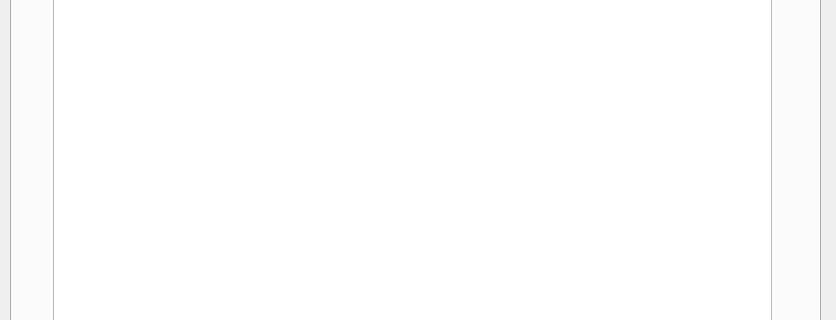
Above: form/mainwindow.ui from AndreLaranjeira/ProxyGate before the change; both pictures show x 0 to 836 and y 179 to 499 of the 836 by 625 pixel window. Below: the same form after it.
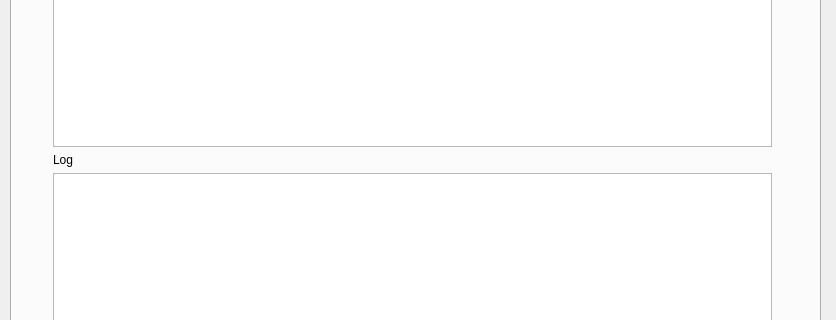
That is the form after the change.

Commit message: Working version of Spider Refactoring on httpparser splitter Implemented SpiderTree prettyPrinter Implemented UI integration with a logger and a textbox that shows spider result Refactored getURL, getHost and getAbsoluteLink methods

The edit to the form file:
```diff
--- a/form/mainwindow.ui
+++ b/form/mainwindow.ui
@@ -148,11 +148,21 @@
            </property>
           </widget>
          </item>
+         <item>
+          <widget class="QTextEdit" name="spider_tree"/>
+         </item>
+         <item>
+          <widget class="QLabel" name="label_3">
+           <property name="text">
+            <string>Log</string>
+           </property>
+          </widget>
+         </item>
+         <item>
+          <widget class="QTextEdit" name="spider_log"/>
+         </item>
         </layout>
        </item>
-       <item>
-        <widget class="QTreeView" name="treeView"/>
-       </item>
       </layout>
      </widget>
     </widget>
```
The commit also changes 6 other files.
